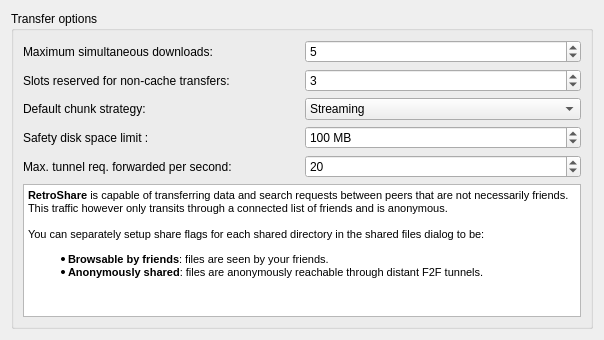
Before: the Qt Designer form retroshare-gui/src/gui/settings/TransferPage.ui in RetroShare/RetroShare, drawn with Qt 5.
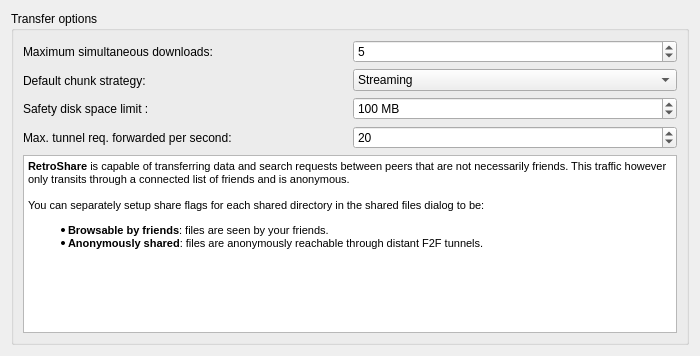
After: the same form once the commit is applied.

Commit message: removed cache transfers from the GUI

What changed in the file:
```diff
--- a/retroshare-gui/src/gui/settings/TransferPage.ui
+++ b/retroshare-gui/src/gui/settings/TransferPage.ui
@@ -6,8 +6,8 @@
    <rect>
     <x>0</x>
     <y>0</y>
-    <width>604</width>
-    <height>340</height>
+    <width>700</width>
+    <height>356</height>
    </rect>
   </property>
   <layout class="QVBoxLayout" name="verticalLayout">
@@ -28,13 +28,6 @@
             </property>
            </widget>
           </item>
-          <item>
-           <widget class="QLabel" name="label_4">
-            <property name="text">
-             <string>Slots reserved for non-cache transfers:</string>
-            </property>
-           </widget>
-          </item>
           <item>
            <widget class="QLabel" name="label_3">
             <property name="text">
@@ -76,19 +69,6 @@
             </property>
            </widget>
           </item>
-          <item>
-           <widget class="QSpinBox" name="_minPrioritized_SB">
-            <property name="toolTip">
-             <string>&lt;html&gt;&lt;head/&gt;&lt;body&gt;&lt;p&gt;You can use this to force RetroShare to download your files rather &lt;br/&gt;than cache files for as many slots as requested. Setting that number &lt;br/&gt;to be equal to the queue size above will always prioritize your files&lt;br/&gt;over cache. &lt;br/&gt;&lt;br/&gt;It is however recommended to leave at least a few slots for cache files. For now, cache files are only used to transfer friend file lists.&lt;/p&gt;&lt;/body&gt;&lt;/html&gt;</string>
-            </property>
-            <property name="minimum">
-             <number>1</number>
-            </property>
-            <property name="value">
-             <number>3</number>
-            </property>
-           </widget>
-          </item>
           <item>
            <widget class="QComboBox" name="_defaultStrategy_CB">
             <property name="enabled">
@@ -168,12 +148,12 @@
          <string>&lt;!DOCTYPE HTML PUBLIC &quot;-//W3C//DTD HTML 4.0//EN&quot; &quot;http://www.w3.org/TR/REC-html40/strict.dtd&quot;&gt;
 &lt;html&gt;&lt;head&gt;&lt;meta name=&quot;qrichtext&quot; content=&quot;1&quot; /&gt;&lt;style type=&quot;text/css&quot;&gt;
 p, li { white-space: pre-wrap; }
-&lt;/style&gt;&lt;/head&gt;&lt;body style=&quot; font-family:'Ubuntu'; font-size:11pt; font-weight:400; font-style:normal;&quot;&gt;
-&lt;p style=&quot; margin-top:0px; margin-bottom:0px; margin-left:0px; margin-right:0px; -qt-block-indent:0; text-indent:0px;&quot;&gt;&lt;span style=&quot; font-family:'Sans'; font-size:8pt; font-weight:600;&quot;&gt;RetroShare&lt;/span&gt;&lt;span style=&quot; font-family:'Sans'; font-size:8pt;&quot;&gt; is capable of transferring data and search requests between peers that are not necessarily friends. This traffic however only transits through a connected list of friends and is anonymous.&lt;/span&gt;&lt;/p&gt;
-&lt;p style=&quot;-qt-paragraph-type:empty; margin-top:0px; margin-bottom:0px; margin-left:0px; margin-right:0px; -qt-block-indent:0; text-indent:0px; font-family:'Sans'; font-size:8pt;&quot;&gt;&lt;br /&gt;&lt;/p&gt;
-&lt;p style=&quot; margin-top:0px; margin-bottom:0px; margin-left:0px; margin-right:0px; -qt-block-indent:0; text-indent:0px;&quot;&gt;&lt;span style=&quot; font-family:'Sans'; font-size:8pt;&quot;&gt;You can separately setup share flags for each shared directory in the shared files dialog to be:&lt;/span&gt;&lt;/p&gt;
-&lt;ul style=&quot;margin-top: 0px; margin-bottom: 0px; margin-left: 0px; margin-right: 0px; -qt-list-indent: 1;&quot;&gt;&lt;li style=&quot; font-family:'Sans'; font-size:8pt;&quot; style=&quot; margin-top:12px; margin-bottom:0px; margin-left:0px; margin-right:0px; -qt-block-indent:0; text-indent:0px;&quot;&gt;&lt;span style=&quot; font-weight:600;&quot;&gt;Browsable by friends&lt;/span&gt;: files are seen by your friends.&lt;/li&gt;
-&lt;li style=&quot; font-family:'Sans'; font-size:8pt;&quot; style=&quot; margin-top:0px; margin-bottom:12px; margin-left:0px; margin-right:0px; -qt-block-indent:0; text-indent:0px;&quot;&gt;&lt;span style=&quot; font-weight:600;&quot;&gt;Anonymously shared&lt;/span&gt;: files are anonymously reachable through distant F2F tunnels.&lt;/li&gt;&lt;/ul&gt;&lt;/body&gt;&lt;/html&gt;</string>
+&lt;/style&gt;&lt;/head&gt;&lt;body style=&quot; font-family:'Sans'; font-size:9pt; font-weight:400; font-style:normal;&quot;&gt;
+&lt;p style=&quot; margin-top:0px; margin-bottom:0px; margin-left:0px; margin-right:0px; -qt-block-indent:0; text-indent:0px;&quot;&gt;&lt;span style=&quot; font-size:8pt; font-weight:600;&quot;&gt;RetroShare&lt;/span&gt;&lt;span style=&quot; font-size:8pt;&quot;&gt; is capable of transferring data and search requests between peers that are not necessarily friends. This traffic however only transits through a connected list of friends and is anonymous.&lt;/span&gt;&lt;/p&gt;
+&lt;p style=&quot;-qt-paragraph-type:empty; margin-top:0px; margin-bottom:0px; margin-left:0px; margin-right:0px; -qt-block-indent:0; text-indent:0px; font-size:8pt;&quot;&gt;&lt;br /&gt;&lt;/p&gt;
+&lt;p style=&quot; margin-top:0px; margin-bottom:0px; margin-left:0px; margin-right:0px; -qt-block-indent:0; text-indent:0px;&quot;&gt;&lt;span style=&quot; font-size:8pt;&quot;&gt;You can separately setup share flags for each shared directory in the shared files dialog to be:&lt;/span&gt;&lt;/p&gt;
+&lt;ul style=&quot;margin-top: 0px; margin-bottom: 0px; margin-left: 0px; margin-right: 0px; -qt-list-indent: 1;&quot;&gt;&lt;li style=&quot; font-size:8pt;&quot; style=&quot; margin-top:12px; margin-bottom:0px; margin-left:0px; margin-right:0px; -qt-block-indent:0; text-indent:0px;&quot;&gt;&lt;span style=&quot; font-weight:600;&quot;&gt;Browsable by friends&lt;/span&gt;: files are seen by your friends.&lt;/li&gt;
+&lt;li style=&quot; font-size:8pt;&quot; style=&quot; margin-top:0px; margin-bottom:12px; margin-left:0px; margin-right:0px; -qt-block-indent:0; text-indent:0px;&quot;&gt;&lt;span style=&quot; font-weight:600;&quot;&gt;Anonymously shared&lt;/span&gt;: files are anonymously reachable through distant F2F tunnels.&lt;/li&gt;&lt;/ul&gt;&lt;/body&gt;&lt;/html&gt;</string>
         </property>
        </widget>
       </item>
```
The commit also changes 10 other files.
